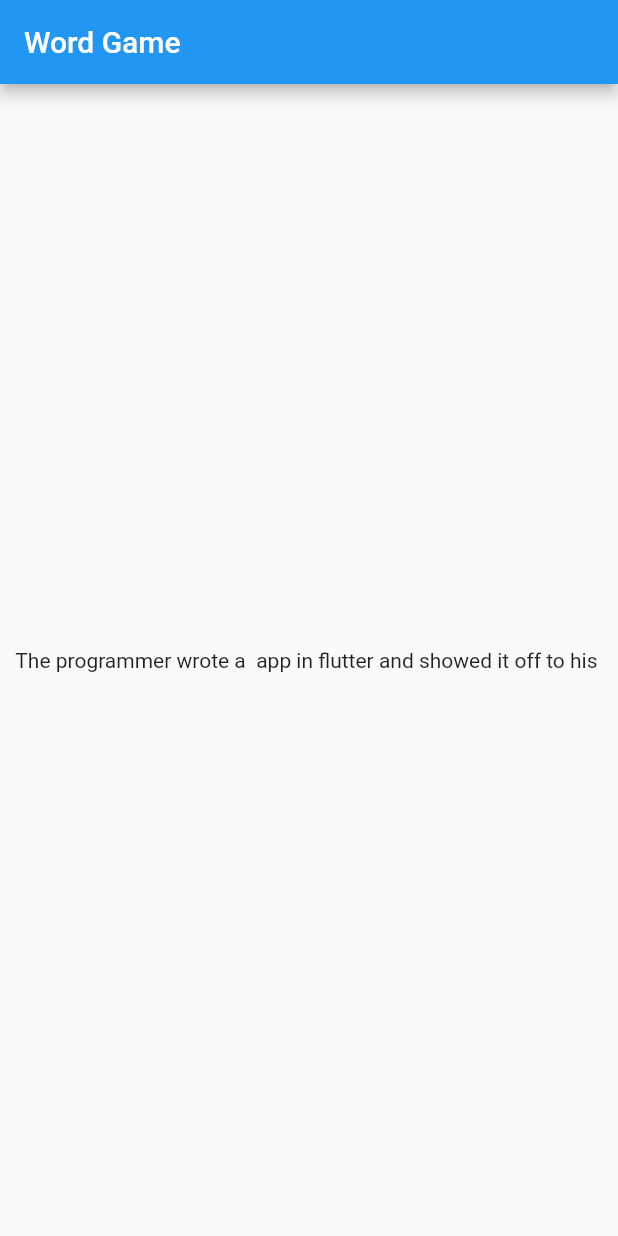
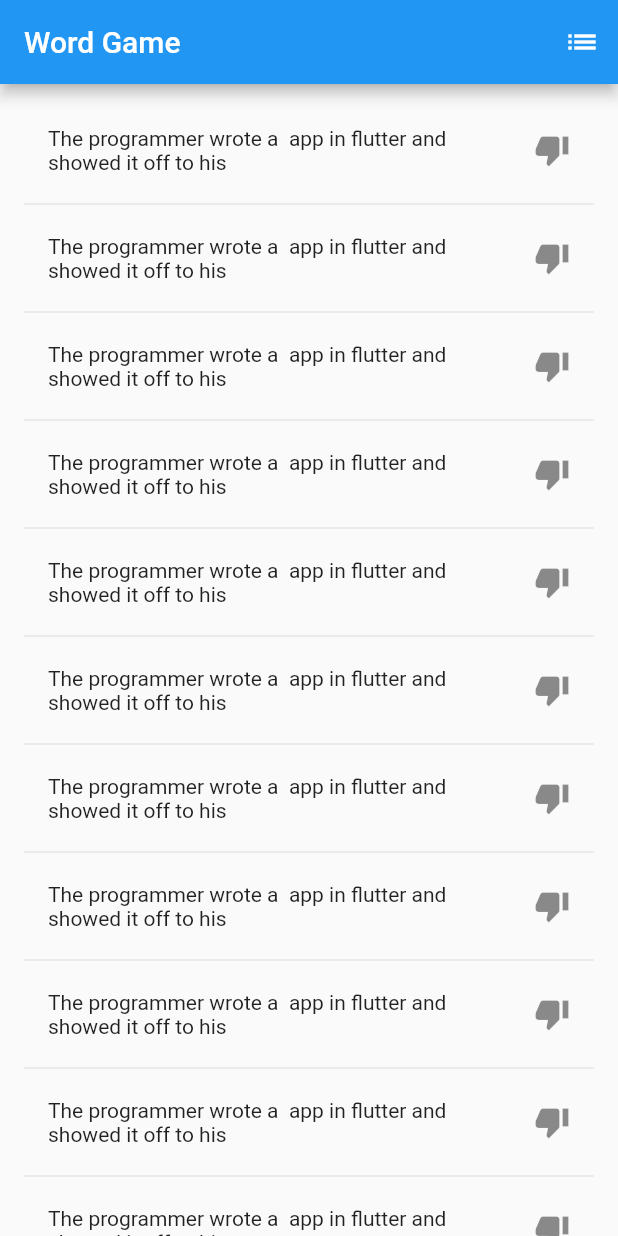
Before and after one commit to Bessonglawrence/WordGame, a Flutter app: the screen it shows after launch, on a phone screen of 412 x 824 dp. Run offline on Flutter 3.47's test engine with Material 2 defaults, Android fonts, the phone set to English and light mode, and no system bars; missing offline and left inert: random_words.

Commit message:
Added a Icons and a feature to like sentences, added some route to a page of liked sentences

```diff
--- a/lib/main.dart
+++ b/lib/main.dart
@@ -8,19 +8,9 @@ void main() {
 class MyApp extends StatelessWidget {
   @override
   Widget build(BuildContext context) {
-    final noun = new WordNoun.random();
-    final adjective = new WordAdjective.random();
     return MaterialApp(
       title: 'Word Game',
-      home: new Scaffold(
-        // This is the appBar section
-        appBar: new AppBar(
-          title: new Text('Word Game'),
-        ),
-
-        // This is the body Section
-        body: new Center(child: new RandomSentences()),
-      ),
+      home: new RandomSentences(),
     );
   }
 }
@@ -31,12 +21,98 @@ class RandomSentences extends StatefulWidget {
 }
 
 class _RandomSentencesState extends State<RandomSentences> {
+  final _sentences = <String>[];
+  final _funnies = new Set<String>();
+  final _biggerFont = const TextStyle(fontSize: 14.0);
+
   @override
   Widget build(BuildContext context) {
+    return new Scaffold(
+      appBar: new AppBar(
+        title: new Text('Word Game'),
+        actions: <Widget>[
+          new IconButton(
+            icon: new Icon(Icons.list),
+            onPressed: _pushFunnies,
+          )
+        ],
+      ),
+      body: _buildSentences(),
+    );
+  }
+
+  void _pushFunnies() {
+    Navigator.of(context).push(new MaterialPageRoute(builder: (context) {
+      final tiles = _funnies.map(
+        (sentence) {
+          return new ListTile(
+            title: new Text(sentence, style: _biggerFont),
+          );
+        },
+      );
+      final divided = ListTile.divideTiles(
+        context: context,
+        tiles: tiles,
+      ).toList();
+
+      return new Scaffold(
+          appBar: new AppBar(
+            title: new Text('Saved Funny Sentences'),
+          ),
+          body: new ListView(
+            children: divided,
+          ));
+    }));
+  }
+
+  String _getSentence() {
     final noun = new WordNoun.random();
     final adjective = new WordAdjective.random();
-    return new Text("The programmer wrote a ${adjective.asCapitalized}"
+    return "The programmer wrote a ${adjective.asCapitalized}"
         " app in flutter and showed it "
-        "off to his ${noun.asCapitalized}");
+        "off to his ${noun.asCapitalized}";
+  }
+
+  Widget _buildRow(String sentence) {
+    final alreadyFoundFunny = _funnies.contains(sentence);
+    return new ListTile(
+      title: new Text(sentence, style: _biggerFont),
+      trailing: new Icon(alreadyFoundFunny ? Icons.thumb_up : Icons.thumb_down,
+          color: alreadyFoundFunny ? Colors.green : null),
+      onTap: () {
+        setState(() {
+          if (alreadyFoundFunny) {
+            _funnies.remove(sentence);
+          } else {
+            _funnies.add(sentence);
+          }
+        });
+      },
+    );
+  }
+
+  Widget _buildSentences() {
+    return new ListView.builder(
+        padding: const EdgeInsets.all(16.0),
+
+        // An ItemBuilder callback is used to add sentences and dividers
+        //based on when the user scrolls down the view.
+        itemBuilder: (context, i) {
+          // Add a pixel divider before each row
+          if (i.isOdd) return new Divider();
+
+          // Divides i by 2 then return the value into index
+          //This counts how many sentences are in the ListView
+          final index = i ~/ 2;
+
+          // check to see if we've hit the end of the sentence list
+          if (index >= _sentences.length) {
+            //if we have then we generate another 10
+            for (int x = 0; x < 10; x++) {
+              _sentences.add(_getSentence());
+            }
+          }
+          return _buildRow(_sentences[index]);
+        });
   }
 }
```
